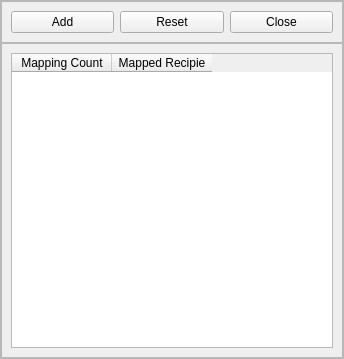
Old version of the form UI/plcMapping.ui in the repository listpplo/Mahle-Barcode-Standardization.
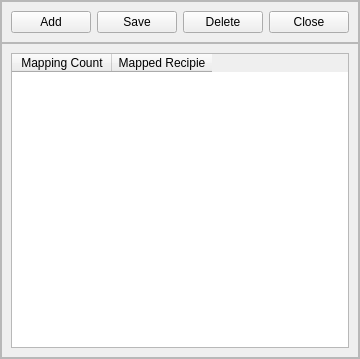
New version of the form.

```diff
--- a/UI/plcMapping.ui
+++ b/UI/plcMapping.ui
@@ -75,7 +75,14 @@
          <item>
           <widget class="QPushButton" name="pushButton_2">
            <property name="text">
-            <string>Reset</string>
+            <string>Save</string>
+           </property>
+          </widget>
+         </item>
+         <item>
+          <widget class="QPushButton" name="pushButton_4">
+           <property name="text">
+            <string>Delete</string>
            </property>
           </widget>
          </item>
```
